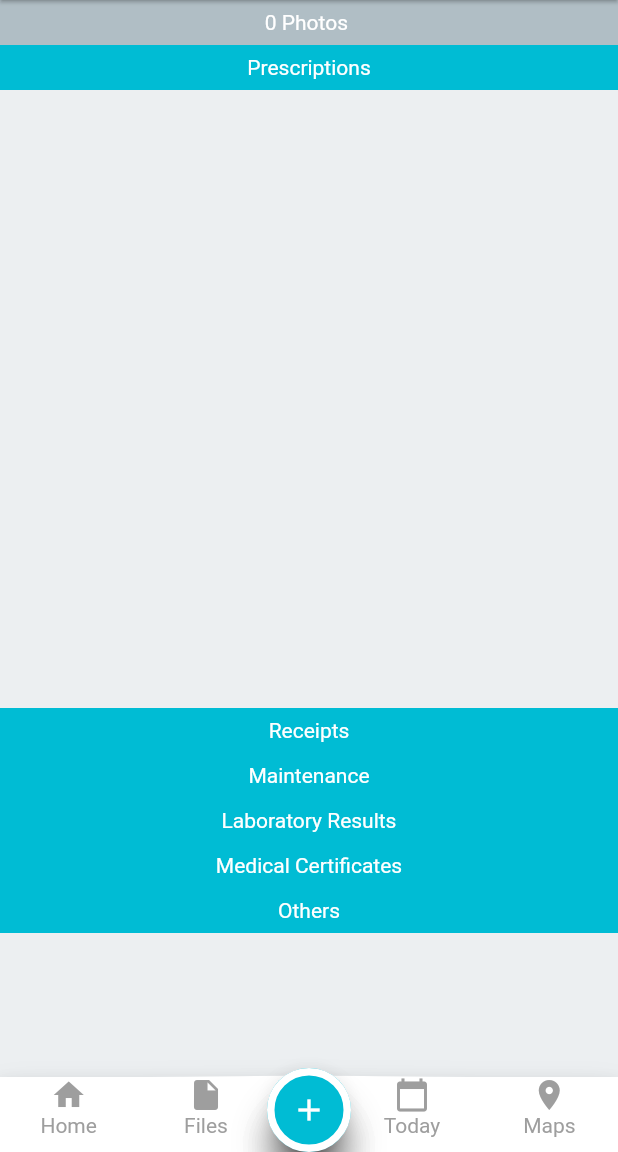
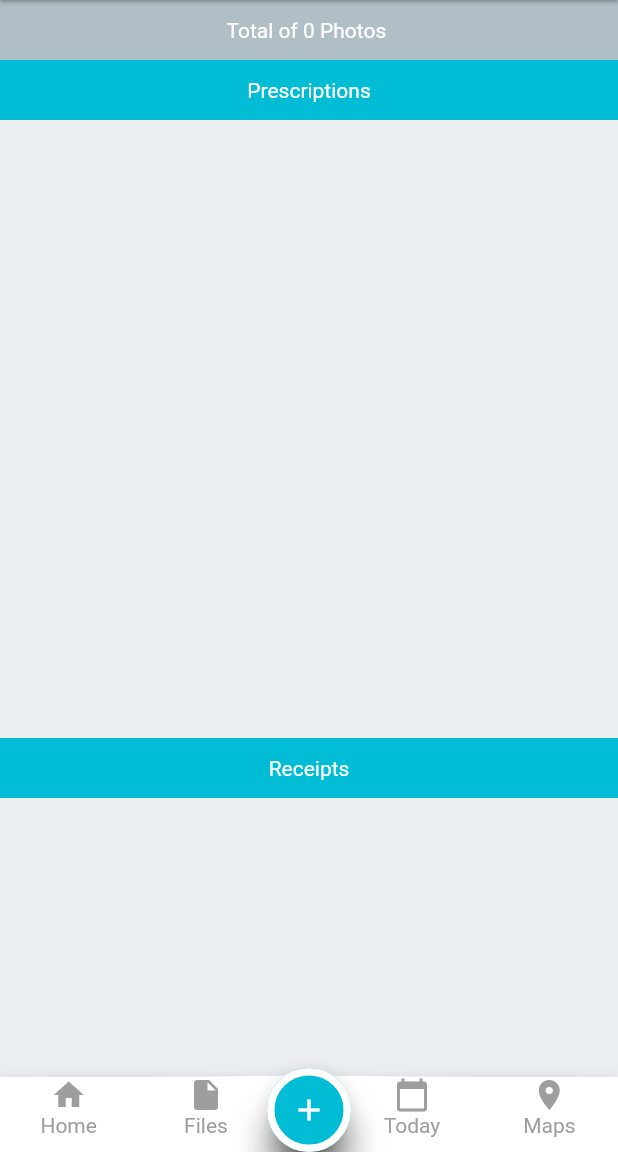
Before and after one commit to littlemisst/dsc-solution-challenge, a Flutter app: the HomePage screen opened directly, item 2 of the bottom bar chosen, on a phone screen of 412 x 824 dp, the part 84-1236 px from its top. Run offline on Flutter 3.47's test engine with Material 2 defaults, Android fonts, the phone set to English and light mode, and no system bars; our stand-ins replace charts_flutter, cloud_firestore, datetime_picker_formfield, firebase_auth, firebase_storage, flutter_spinkit and 8 more; missing offline and left inert: date_range_picker, fancy_on_boarding, flutter_scale, multi_image_picker; accounts and stored records are empty; generated files the repository leaves out were written again.

Commit message:
Files categorized

```diff
--- a/lib/model/photo.dart
+++ b/lib/model/photo.dart
@@ -1,7 +1,7 @@
 class Photo {
-  final String fileName;
-  final String downloadURL;
-  final String description;
+  String fileName;
+  String downloadURL;
+  String description;
 
   Photo({this.fileName, this.downloadURL, this.description});
 
--- a/lib/updated-pages/photos/gallery_grid.dart
+++ b/lib/updated-pages/photos/gallery_grid.dart
@@ -1,5 +1,6 @@
 import 'package:flutter/material.dart';
 import 'package:me_daily/updated-pages/photos/full_screen.dart';
+import 'package:me_daily/updated-pages/photos/grid_view_count.dart';
 import 'package:me_daily/updated-pages/photos/sliverDelegate.dart';
 import 'package:me_daily/model/photo.dart';
 import 'package:provider/provider.dart';
@@ -11,7 +12,7 @@ class GalleryGrid extends StatelessWidget {
       pinned: true,
       delegate: SliverAppBarDelegate(
         minHeight: 20.0,
-        maxHeight: 30.0,
+        maxHeight: 40.0,
         child: Container(
         color: color, child: Center(child: Text(headerText, style: TextStyle(color: Colors.white)))),
       ),
@@ -20,61 +21,93 @@ class GalleryGrid extends StatelessWidget {
   @override
     Widget build(BuildContext context) {
     List<Photo> photos = Provider.of<List<Photo>>(context);
+    List<Photo> prescriptions = [];
+    List<Photo> receipts = [];
+    List<Photo> maintenance = [];
+    List<Photo> laboratoryResults = [];
+    List<Photo> medicalCertificates = [];
+    List<Photo> others = [];
+
     if (photos == null) {
       photos = [];
     }
 
+    for (var photo in photos) {
+      if (photo.description == 'Prescription') {
+        prescriptions.add(photo);
+      }
+      else if (photo.description == 'Receipt') {
+        receipts.add(photo);
+      }
+      else if (photo.description == 'Maintenance') {
+        maintenance.add(photo);
+      }
+      else if (photo.description == 'Laboratory Result') {
+        laboratoryResults.add(photo);
+      }
+      else if (photo.description == 'Medical Certificate') {
+        medicalCertificates.add(photo);
+      }
+      else {
+        others.add(photo);
+      }
+    }
+
     return CustomScrollView(
       slivers: <Widget>[
-        makeHeader('${photos.length} Photos ', Colors.blueGrey[200]),
+        makeHeader('Total of ${photos.length} Photos ', Colors.blueGrey[200]),
         makeHeader('Prescriptions', Theme.of(context).primaryColor),
         SliverGrid.count(
           crossAxisCount: 1,
           children: [
-            Padding(
-              padding: const EdgeInsets.all(8.0),
-              child: GridView.count(
-                crossAxisCount: 3,
-                children: List.generate(photos.length, (index) =>
-                  _buildPhotoListItem(context, photos[index]),
-                )
-              ),
-            )
+            GridViewCount(children: List.generate(prescriptions.length, (index) =>
+              _buildPhotoListItem(context, prescriptions[index]),
+            ))
           ],
         ),
         makeHeader('Receipts', Theme.of(context).primaryColor),
         SliverGrid.count(
-          crossAxisCount: 2,
+          crossAxisCount: 1,
           children: [
-
+            GridViewCount(children: List.generate(receipts.length, (index) =>
+              _buildPhotoListItem(context, receipts[index]),
+            ))
           ],
         ),
         makeHeader('Maintenance', Theme.of(context).primaryColor),
         SliverGrid.count(
-          crossAxisCount: 2,
+          crossAxisCount: 1,
           children: [
-
+            GridViewCount(children: List.generate(maintenance.length, (index) =>
+              _buildPhotoListItem(context, maintenance[index]),
+            ))
           ],
         ),
         makeHeader('Laboratory Results', Theme.of(context).primaryColor),
         SliverGrid.count(
-          crossAxisCount: 2,
+            crossAxisCount: 1,
             children: [
-
+              GridViewCount(children: List.generate(laboratoryResults.length, (index) =>
+                _buildPhotoListItem(context, laboratoryResults[index]),
+              ))
             ],
           ),
         makeHeader('Medical Certificates', Theme.of(context).primaryColor),
         SliverGrid.count(
-          crossAxisCount: 2,
+          crossAxisCount: 1,
           children: [
-
+            GridViewCount(children: List.generate(medicalCertificates.length, (index) =>
+                _buildPhotoListItem(context, medicalCertificates[index]),
+            ))
           ],
         ),
         makeHeader('Others', Theme.of(context).primaryColor),
         SliverGrid.count(
-          crossAxisCount: 2,
+            crossAxisCount: 1,
             children: [
-
+              GridViewCount(children: List.generate(others.length, (index) =>
+                _buildPhotoListItem(context, others[index]),
+              ))
             ],
           ),
       ],
@@ -85,7 +118,8 @@ class GalleryGrid extends StatelessWidget {
     return Container(
       child: GestureDetector(
       child: GridTile(
-        footer: Text(document.fileName),
+        footer: Container(child: Text('File name: ${document.fileName}', style: TextStyle(fontSize: 8)),
+        color: Colors.white),
         child: Hero(
           tag: document.fileName,
           child: Image.network(
--- /dev/null
+++ b/lib/updated-pages/photos/grid_view_count.dart
@@ -0,0 +1,19 @@
+import 'package:flutter/material.dart';
+
+class GridViewCount extends StatelessWidget {
+  GridViewCount({this.children});
+  final children;
+
+  @override
+  Widget build(BuildContext context) {
+    return  Padding(
+      padding: const EdgeInsets.all(8.0),
+      child: GridView.count(
+        crossAxisSpacing: 5,
+        mainAxisSpacing: 5,
+        crossAxisCount: 3,
+        children: children,
+      ),
+    );
+  }
+}
```
Lines whose indentation alone changed are shown as unchanged.
